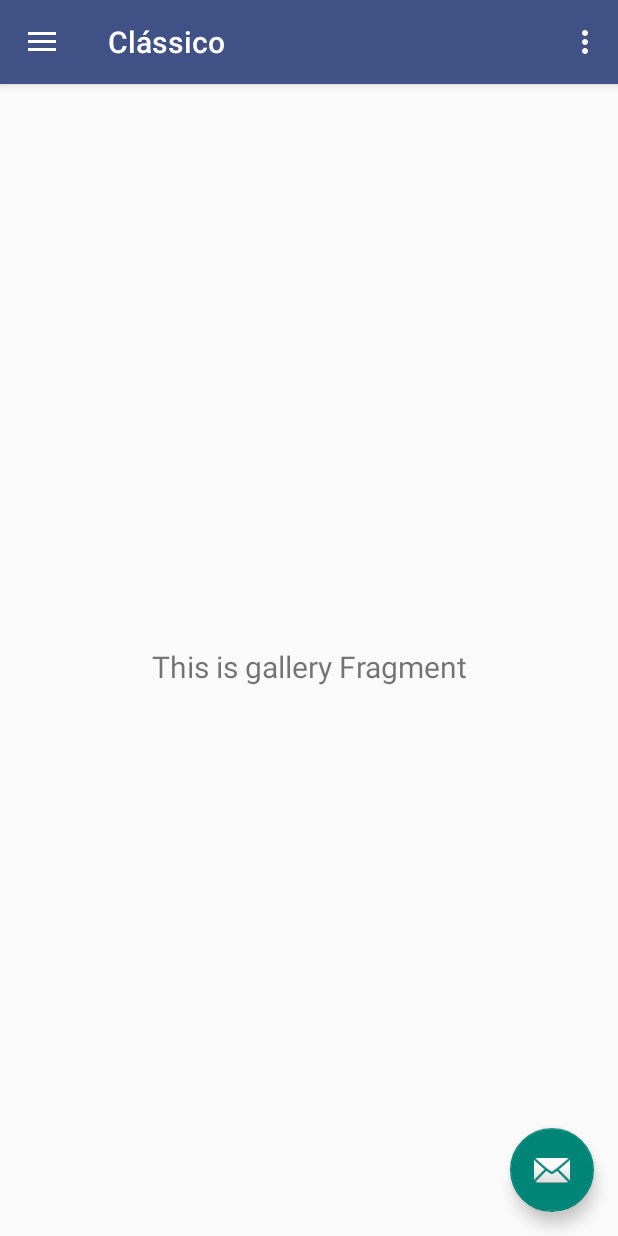
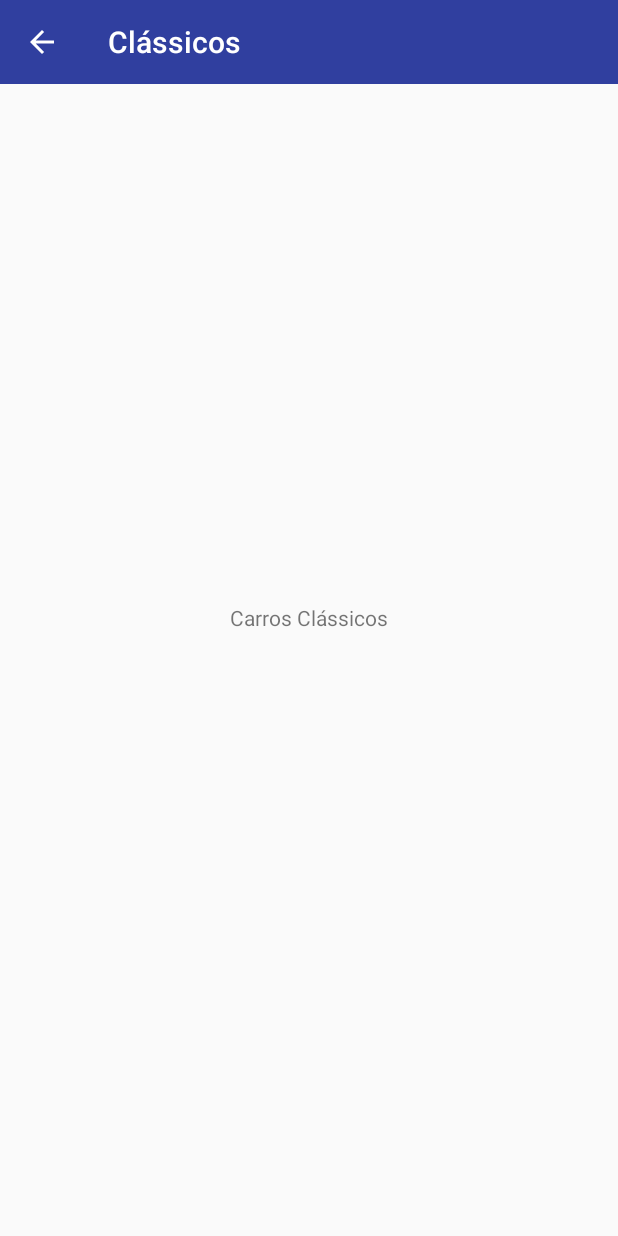
Before and after one commit to JosivanioMarinho/car-project, an Android app: the screen it shows after launch (MainActivity before the commit, CarrosActivity after it), in the side drawer, after a tap on "Clássicos", on a phone screen of 412 x 824 dp. Run offline under Robolectric (Android 15) with nearby library versions, the phone set to English and light mode, and no system bars; our stand-ins replace navigation-ui.

Commit message:
Navigation Drawer

```diff
--- a/app/build.gradle
+++ b/app/build.gradle
@@ -45,7 +45,10 @@ dependencies {
     implementation 'androidx.lifecycle:lifecycle-viewmodel-ktx:2.3.0'
     implementation 'androidx.navigation:navigation-fragment-ktx:2.3.4'
     implementation 'androidx.navigation:navigation-ui-ktx:2.3.4'
+    implementation 'androidx.legacy:legacy-support-v4:1.0.0'
     testImplementation 'junit:junit:4.+'
     androidTestImplementation 'androidx.test.ext:junit:1.1.2'
     androidTestImplementation 'androidx.test.espresso:espresso-core:3.3.0'
+
+    implementation "org.jetbrains.anko:anko-commons:$anko_version"
 }
--- a/app/src/main/AndroidManifest.xml
+++ b/app/src/main/AndroidManifest.xml
@@ -3,6 +3,7 @@
     package="livroandroid.com.carros">
 
     <application
+        android:name=".CarrosApplication"
         android:allowBackup="true"
         android:icon="@mipmap/ic_launcher"
         android:label="@string/app_name"
@@ -10,7 +11,10 @@
         android:supportsRtl="true"
         android:theme="@style/Theme.Carros">
         <activity
-            android:name=".MainActivity"
+            android:name=".activity.CarrosActivity"
+            android:parentActivityName=".activity.MainActivity" />
+        <activity
+            android:name=".activity.MainActivity"
             android:label="@string/app_name"
             android:theme="@style/Theme.Carros.NavDrawer">
             <intent-filter>
--- /dev/null
+++ b/app/src/main/java/livroandroid/com/carros/CarrosApplication.kt
@@ -0,0 +1,31 @@
+package livroandroid.com.carros
+
+import android.app.Application
+import android.util.Log
+import java.lang.IllegalStateException
+
+class CarrosApplication : Application() {
+
+    private val TAG = "CarrosApplication"
+
+    override fun onCreate() {
+        super.onCreate()
+        // Salva a instancia para termos acesso como Singleton
+        appInstance = this
+    }
+    companion object {
+        // Singleton da classe Application
+        private var appInstance: CarrosApplication? = null
+        fun getInstance(): CarrosApplication {
+            if (appInstance == null) {
+                throw IllegalStateException("Configure a classe de Application no AndoidManifest.xml")
+            }
+            return appInstance!!
+        }
+    }
+    // Chama quanndo o Android finaliza o processo do aplicativo
+    override fun onTerminate() {
+        super.onTerminate()
+        Log.d(TAG, "CarrosApplication,onTerminate()")
+    }
+}
--- a/app/src/main/java/livroandroid/com/carros/MainActivity.kt
+++ /dev/null
@@ -1,51 +0,0 @@
-package livroandroid.com.carros
-
-import android.os.Bundle
-import android.view.Menu
-import com.google.android.material.floatingactionbutton.FloatingActionButton
-import com.google.android.material.snackbar.Snackbar
-import com.google.android.material.navigation.NavigationView
-import androidx.navigation.findNavController
-import androidx.navigation.ui.AppBarConfiguration
-import androidx.navigation.ui.navigateUp
-import androidx.navigation.ui.setupActionBarWithNavController
-import androidx.navigation.ui.setupWithNavController
-import androidx.drawerlayout.widget.DrawerLayout
-import androidx.appcompat.app.AppCompatActivity
-import androidx.appcompat.widget.Toolbar
-
-class MainActivity : AppCompatActivity() {
-
-    private lateinit var appBarConfiguration: AppBarConfiguration
-
-    override fun onCreate(savedInstanceState: Bundle?) {
-        super.onCreate(savedInstanceState)
-        setContentView(R.layout.activity_main)
-        val toolbar: Toolbar = findViewById(R.id.toolbar)
-        setSupportActionBar(toolbar)
-
-        val fab: FloatingActionButton = findViewById(R.id.fab)
-        fab.setOnClickListener { view ->
-            Snackbar.make(view, "Replace with your own action", Snackbar.LENGTH_LONG)
-                    .setAction("Action", null).show()
-        }
-        val drawerLayout: DrawerLayout = findViewById(R.id.drawer_layout)
-        val navView: NavigationView = findViewById(R.id.nav_view)
-        val navController = findNavController(R.id.nav_host_fragment)
-
-        appBarConfiguration = AppBarConfiguration(setOf(
-                R.id.nav_item_carros_todos, R.id.nav_item_carros_classicos, R.id.nav_item_carros_esportivos), drawerLayout)
-        setupActionBarWithNavController(navController, appBarConfiguration)
-        navView.setupWithNavController(navController)
-    }
-
-    override fun onCreateOptionsMenu(menu: Menu): Boolean {
-        menuInflater.inflate(R.menu.main, menu)
-        return true
-    }
-
-    override fun onSupportNavigateUp(): Boolean {
-        val navController = findNavController(R.id.nav_host_fragment)
-        return navController.navigateUp(appBarConfiguration) || super.onSupportNavigateUp()
-    }
-}
--- /dev/null
+++ b/app/src/main/java/livroandroid/com/carros/activity/BaseActivity.kt
@@ -0,0 +1,13 @@
+package livroandroid.com.carros.activity
+
+import android.annotation.SuppressLint
+import android.content.Context
+import androidx.appcompat.app.AppCompatActivity
+
+@SuppressLint("Registered")
+open class BaseActivity : AppCompatActivity() {
+    // Propriedade para acessar o contexto de qualquer lugar
+    protected val context: Context
+        get() = this
+    // Métodos comuns para todas as activities aqui
+}
--- /dev/null
+++ b/app/src/main/java/livroandroid/com/carros/activity/CarrosActivity.kt
@@ -0,0 +1,35 @@
+package livroandroid.com.carros.activity
+
+import androidx.appcompat.app.AppCompatActivity
+import android.os.Bundle
+import android.widget.TextView
+import livroandroid.com.carros.R
+import livroandroid.com.carros.domain.TipoCarro
+import livroandroid.com.carros.extensions.setupToobar
+
+class CarrosActivity : BaseActivity() {
+
+    private var tipo: TipoCarro = TipoCarro.Classicos
+
+    override fun onCreate(savedInstanceState: Bundle?) {
+        super.onCreate(savedInstanceState)
+        setContentView(R.layout.activity_carros)
+
+        // Configura a Toobar
+        setupToobar(R.id.toolbar)
+
+        // Liga o UpNavigation
+        supportActionBar?.setDisplayHomeAsUpEnabled(true)
+
+        // Le os tipos dos argumentoa
+        this.tipo = intent.getSerializableExtra("tipo") as TipoCarro
+        val s = context.getString(tipo.string)
+
+        // Mostra o tipo do carro no titulo da toobar
+        supportActionBar?.title = s
+
+        // Mostra o tipo do carro na tela
+        val text = findViewById<TextView>(R.id.text)
+        text.text = "Carros $s"
+    }
+}
--- /dev/null
+++ b/app/src/main/java/livroandroid/com/carros/activity/MainActivity.kt
@@ -0,0 +1,96 @@
+package livroandroid.com.carros.activity
+
+import android.content.Intent
+import android.os.Bundle
+import android.view.Menu
+import android.view.MenuItem
+import androidx.appcompat.app.ActionBarDrawerToggle
+import com.google.android.material.floatingactionbutton.FloatingActionButton
+import com.google.android.material.snackbar.Snackbar
+import com.google.android.material.navigation.NavigationView
+import androidx.navigation.findNavController
+import androidx.navigation.ui.AppBarConfiguration
+import androidx.navigation.ui.navigateUp
+import androidx.drawerlayout.widget.DrawerLayout
+import androidx.appcompat.widget.Toolbar
+import androidx.core.view.GravityCompat
+import livroandroid.com.carros.R
+import livroandroid.com.carros.domain.TipoCarro
+import livroandroid.com.carros.extensions.setupToobar
+import livroandroid.com.carros.extensions.toast
+import org.jetbrains.anko.startActivity
+
+class MainActivity : BaseActivity(), NavigationView.OnNavigationItemSelectedListener {
+
+    private lateinit var appBarConfiguration: AppBarConfiguration
+
+    override fun onCreate(savedInstanceState: Bundle?) {
+        super.onCreate(savedInstanceState)
+        setContentView(R.layout.activity_main)
+        // Toobar
+        setupToobar(R.id.toolbar)
+
+        // Menu lateral
+        setUpNavDrawer()
+
+        // Botão FAB
+        val fab: FloatingActionButton = findViewById(R.id.fab)
+        fab.setOnClickListener { view ->
+            Snackbar.make(view, "Replace with your own action", Snackbar.LENGTH_LONG)
+                    .setAction("Action", null).show()
+        }
+    }
+
+    // Configuração do menu lateral
+    private fun setUpNavDrawer(){
+        val drawerLayout: DrawerLayout = findViewById(R.id.drawer_layout)
+        val navView: NavigationView = findViewById(R.id.nav_view)
+
+        val toobar = findViewById<Toolbar>(R.id.toolbar)
+        val toggle = ActionBarDrawerToggle(
+            this, drawerLayout, toobar, R.string.navigation_drawer_open,
+            R.string.navigation_drawer_close
+        )
+        drawerLayout.addDrawerListener(toggle)
+        toggle.syncState()
+        navView.setNavigationItemSelectedListener(this)
+    }
+
+    // Trata os eventos do menu lateral
+    override fun onNavigationItemSelected(item: MenuItem): Boolean {
+        when(item.itemId){
+            R.id.nav_item_carros_todos -> {
+                toast("Clicou em carros")
+            }
+            R.id.nav_item_carros_classicos -> {
+                startActivity<CarrosActivity>("tipo" to TipoCarro.Classicos)
+            }
+            R.id.nav_item_carros_esportivos -> {
+                startActivity<CarrosActivity>("tipo" to TipoCarro.Esportivos)
+            }
+            R.id.nav_item_carros_luxo -> {
+                startActivity<CarrosActivity>("tipo" to TipoCarro.Luxo)
+            }
+            R.id.nav_item_site_livro -> {
+                toast("Clicou em site do livro")
+            }
+            R.id.nav_item_settings -> {
+                toast("Clicou em configurações")
+            }
+        }
+        // Fecha o menu após tratar o evento
+        val drawer = findViewById<DrawerLayout>(R.id.drawer_layout)
+        drawer.closeDrawer(GravityCompat.START)
+        return true
+    }
+
+    override fun onCreateOptionsMenu(menu: Menu): Boolean {
+        menuInflater.inflate(R.menu.main, menu)
+        return true
+    }
+
+    override fun onSupportNavigateUp(): Boolean {
+        val navController = findNavController(R.id.nav_host_fragment)
+        return navController.navigateUp(appBarConfiguration) || super.onSupportNavigateUp()
+    }
+}
--- /dev/null
+++ b/app/src/main/java/livroandroid/com/carros/domain/TipoCarro.kt
@@ -0,0 +1,9 @@
+package livroandroid.com.carros.domain
+
+import livroandroid.com.carros.R
+
+enum class TipoCarro (val string: Int) {
+    Classicos(R.string.classicos),
+    Esportivos(R.string.esportivos),
+    Luxo(R.string.luxo)
+}
--- /dev/null
+++ b/app/src/main/java/livroandroid/com/carros/extensions/ActivityExtensions.kt
@@ -0,0 +1,43 @@
+package livroandroid.com.carros.extensions
+
+import android.app.ActionBar
+import android.app.Activity
+import android.view.View
+import android.widget.Toast
+import androidx.annotation.IdRes
+import androidx.annotation.StringRes
+import androidx.appcompat.app.AppCompatActivity
+import androidx.appcompat.widget.Toolbar
+import androidx.fragment.app.Fragment
+
+// findViewById + setOnClickListeber
+fun AppCompatActivity.onClick(@IdRes  viewId: Int, onClick: (v: android.view.View? ) -> Unit ){
+    val view = findViewById<View>(viewId)
+    view.setOnClickListener {onClick}
+}
+
+// Mostra um Toast
+fun Activity.toast(message: CharSequence, lenght: Int = Toast.LENGTH_SHORT ) =
+    Toast.makeText(this, message, lenght).show()
+fun Activity.toast(@StringRes message: Int, lenght: Int = Toast.LENGTH_SHORT ) =
+    Toast.makeText(this, message, lenght).show()
+
+// Configura a Toobar
+fun AppCompatActivity.setupToobar(@IdRes id: Int, title: String? = null,
+        upNavigation: Boolean = false): androidx.appcompat.app.ActionBar {
+    val toobar = findViewById<Toolbar>(id)
+    setSupportActionBar(toobar)
+    if (title != null){
+        supportActionBar?.title = title
+    }
+    supportActionBar?.setDisplayHomeAsUpEnabled(upNavigation)
+    return supportActionBar!!
+}
+
+// Adiciona o fragment no layout
+fun AppCompatActivity.addFragment(@IdRes layoutId: Int, fragment: Fragment){
+    fragment.arguments = intent.extras
+    val ft = supportFragmentManager.beginTransaction()
+    ft.add(layoutId, fragment)
+    ft.commit()
+}
--- /dev/null
+++ b/app/src/main/res/layout/activity_carros.xml
@@ -0,0 +1,24 @@
+<?xml version="1.0" encoding="utf-8"?>
+<androidx.constraintlayout.widget.ConstraintLayout xmlns:android="http://schemas.android.com/apk/res/android"
+    xmlns:app="http://schemas.android.com/apk/res-auto"
+    xmlns:tools="http://schemas.android.com/tools"
+    android:layout_width="match_parent"
+    android:layout_height="match_parent"
+    tools:context=".activity.CarrosActivity">
+
+    <!-- Toobar -->
+    <include layout="@layout/toobar" />
+
+    <!-- Layout principal -->
+    <FrameLayout
+        android:layout_width="match_parent"
+        android:layout_height="match_parent">
+        <TextView
+            android:id="@+id/text"
+            android:layout_width="wrap_content"
+            android:layout_height="wrap_content"
+            android:layout_gravity="center"
+            android:text="Lista de carros aqui"/>
+    </FrameLayout>
+
+</androidx.constraintlayout.widget.ConstraintLayout>
--- a/app/src/main/res/layout/activity_main.xml
+++ b/app/src/main/res/layout/activity_main.xml
@@ -8,11 +8,13 @@
     android:fitsSystemWindows="true"
     tools:openDrawer="start">
 
+    <!-- Este layout adiciona o conteúdo da tela -->
     <include
         layout="@layout/app_bar_main"
         android:layout_width="match_parent"
         android:layout_height="match_parent" />
 
+    <!-- Menu lateral -->
     <com.google.android.material.navigation.NavigationView
         android:id="@+id/nav_view"
         android:layout_width="wrap_content"
--- a/app/src/main/res/layout/app_bar_main.xml
+++ b/app/src/main/res/layout/app_bar_main.xml
@@ -4,22 +4,15 @@
     xmlns:tools="http://schemas.android.com/tools"
     android:layout_width="match_parent"
     android:layout_height="match_parent"
-    tools:context=".MainActivity">
+    tools:context=".activity.MainActivity">
 
     <com.google.android.material.appbar.AppBarLayout
         android:layout_width="match_parent"
         android:layout_height="wrap_content"
         android:theme="@style/Theme.Carros.AppBarOverlay">
 
-        <androidx.appcompat.widget.Toolbar xmlns:android="http://schemas.android.com/apk/res/android"
-            xmlns:app="http://schemas.android.com/apk/res-auto"
-            android:id="@+id/toolbar"
-            android:layout_width="match_parent"
-            android:layout_height="?attr/actionBarSize"
-            android:background="?attr/colorPrimary"
-            android:minHeight="?attr/actionBarSize"
-            android:theme="@style/Theme.Carros.AppBarOverlay"
-            app:popupTheme="@style/Theme.Carros.PopupOverlay"  />
+        <!-- Toobar -->
+        <include layout="@layout/toobar"/>
 
     </com.google.android.material.appbar.AppBarLayout>
 
--- /dev/null
+++ b/app/src/main/res/layout/toobar.xml
@@ -0,0 +1,11 @@
+<?xml version="1.0" encoding="utf-8"?>
+<androidx.appcompat.widget.Toolbar
+    xmlns:android="http://schemas.android.com/apk/res/android"
+    xmlns:app="http://schemas.android.com/apk/res-auto"
+    android:id="@+id/toolbar"
+    android:layout_width="match_parent"
+    android:layout_height="?attr/actionBarSize"
+    android:background="?attr/colorPrimary"
+    android:minHeight="?attr/actionBarSize"
+    android:theme="@style/Theme.Carros.AppBarOverlay"
+    app:popupTheme="@style/Theme.Carros.PopupOverlay"  />
--- a/app/src/main/res/menu/activity_main_drawer.xml
+++ b/app/src/main/res/menu/activity_main_drawer.xml
@@ -4,30 +4,36 @@
     tools:showIn="navigation_view">
 
     <group android:checkableBehavior="single">
+        <!-- Todos -->
         <item
             android:id="@+id/nav_item_carros_todos"
             android:icon="@drawable/ic_drawer_carro"
             android:checked="true"
             android:title="@string/carros" />
+        <!-- Clássicos -->
         <item
             android:id="@+id/nav_item_carros_classicos"
             android:icon="@drawable/ic_drawer_carro"
             android:checked="true"
             android:title="@string/classicos" />
+        <!-- Esportivos -->
         <item
             android:id="@+id/nav_item_carros_esportivos"
             android:icon="@drawable/ic_drawer_carro"
             android:checked="true"
             android:title="@string/esportivos" />
+        <!-- Luxo -->
         <item
             android:id="@+id/nav_item_carros_luxo"
             android:icon="@drawable/ic_drawer_carro"
             android:checked="true"
             android:title="@string/luxo" />
+        <!-- WebView com informações do livro -->
         <item
             android:id="@+id/nav_item_site_livro"
             android:icon="@drawable/ic_drawer_site_livro"
             android:title="@string/site_do_livro" />
+        <!-- Configurações -->
         <item
             android:id="@+id/nav_item_settings"
             android:icon="@drawable/ic_drawer_settings"
--- a/app/src/main/res/values/colors.xml
+++ b/app/src/main/res/values/colors.xml
@@ -10,8 +10,8 @@
     <color name="white">#FFFFFFFF</color>
 
     <!-- Projeto -->
-    <color name="colorPrimary">#3f5185</color><!-- Cor primária do app -->
-    <color name="colorPrimaryDark">#303f9f</color><!-- Cor secundária do app -->
+    <color name="colorPrimary">#303f9f</color><!-- Cor primária do app -->
+    <color name="colorPrimaryDark">#3f5185</color><!-- Cor secundária do app -->
     <color name="colorAccent">#ff4081</color><!-- Cor de acentuação para as views -->
     <color name="colorAccentDark">#C60145</color>
     <color name="color_highlight">#b3e5fc</color><!-- Cor para o efeito ripple -->
--- a/build.gradle
+++ b/build.gradle
@@ -1,13 +1,14 @@
 // Top-level build file where you can add configuration options common to all sub-projects/modules.
 buildscript {
     ext.kotlin_version = "1.3.72"
+    ext.anko_version = '0.10.5'
     repositories {
         google()
         jcenter()
     }
     dependencies {
         classpath "com.android.tools.build:gradle:4.1.0"
-        classpath "org.jetbrains.kotlin:kotlin-gradle-plugin:$kotlin_version"
+        classpath "org.jetbrains.kotlin:kotlin-gradle-plugin:1.5.21"
 
         // NOTE: Do not place your application dependencies here; they belong
         // in the individual module build.gradle files
```
Also changed, not shown: app/src/main/java/livroandroid/com/carros/fragments/BaseFragment.kt (added, +11 -0 lines).
